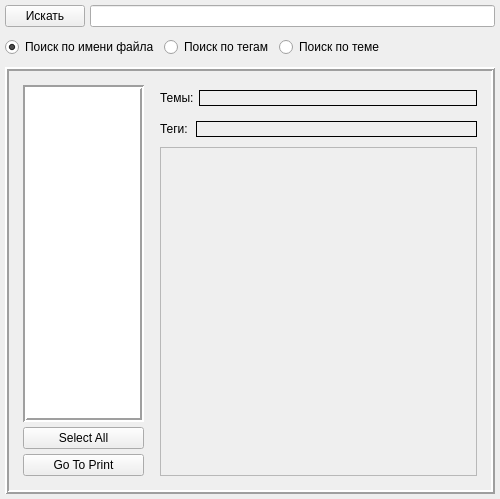
Above: searcherwidget.ui from bort-four/StudentHelper before the change. Below: the same form after it.
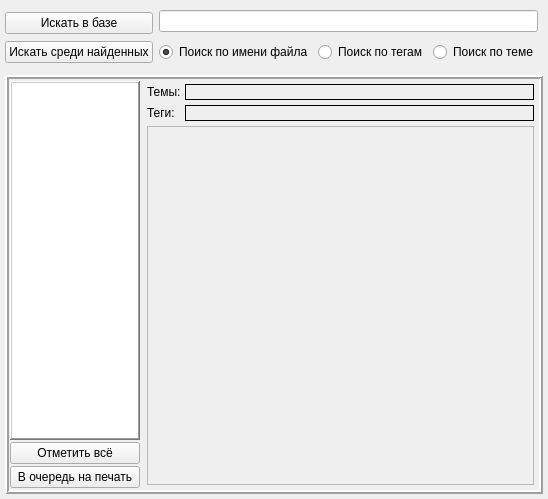
That is the form after the change.

Commit message: Search is improved, trial adding panel

What changed in the file:
```diff
--- a/searcherwidget.ui
+++ b/searcherwidget.ui
@@ -32,9 +32,12 @@
    <property name="bottomMargin">
     <number>5</number>
    </property>
-   <property name="spacing">
+   <property name="horizontalSpacing">
     <number>5</number>
    </property>
+   <property name="verticalSpacing">
+    <number>3</number>
+   </property>
    <item row="2" column="0">
     <widget class="QFrame" name="frame">
      <property name="sizePolicy">
@@ -55,49 +58,100 @@
      <property name="midLineWidth">
       <number>0</number>
      </property>
-     <layout class="QHBoxLayout" name="horizontalLayout_6" stretch="2,5">
+     <layout class="QHBoxLayout" name="horizontalLayout_6" stretch="0,0">
+      <property name="spacing">
+       <number>1</number>
+      </property>
       <property name="sizeConstraint">
        <enum>QLayout::SetDefaultConstraint</enum>
       </property>
+      <property name="leftMargin">
+       <number>0</number>
+      </property>
+      <property name="topMargin">
+       <number>0</number>
+      </property>
+      <property name="rightMargin">
+       <number>0</number>
+      </property>
+      <property name="bottomMargin">
+       <number>0</number>
+      </property>
       <item>
        <layout class="QVBoxLayout" name="verticalLayout_2">
         <property name="spacing">
-         <number>5</number>
+         <number>2</number>
+        </property>
+        <property name="sizeConstraint">
+         <enum>QLayout::SetMinimumSize</enum>
         </property>
         <property name="leftMargin">
-         <number>5</number>
+         <number>1</number>
         </property>
         <property name="topMargin">
-         <number>5</number>
+         <number>2</number>
         </property>
         <property name="rightMargin">
-         <number>5</number>
+         <number>1</number>
         </property>
         <property name="bottomMargin">
-         <number>5</number>
+         <number>2</number>
         </property>
         <item>
          <widget class="QListWidget" name="FoundObjectsList">
+          <property name="sizePolicy">
+           <sizepolicy hsizetype="Minimum" vsizetype="Expanding">
+            <horstretch>0</horstretch>
+            <verstretch>0</verstretch>
+           </sizepolicy>
+          </property>
+          <property name="maximumSize">
+           <size>
+            <width>130</width>
+            <height>16777215</height>
+           </size>
+          </property>
           <property name="frameShape">
-           <enum>QFrame::Box</enum>
+           <enum>QFrame::WinPanel</enum>
           </property>
           <property name="frameShadow">
-           <enum>QFrame::Sunken</enum>
+           <enum>QFrame::Raised</enum>
           </property>
           <property name="lineWidth">
-           <number>2</number>
+           <number>1</number>
+          </property>
+          <property name="currentRow">
+           <number>-1</number>
           </property>
          </widget>
         </item>
         <item>
          <widget class="QPushButton" name="selectAllButton">
+          <property name="sizePolicy">
+           <sizepolicy hsizetype="Minimum" vsizetype="Fixed">
+            <horstretch>0</horstretch>
+            <verstretch>0</verstretch>
+           </sizepolicy>
+          </property>
+          <property name="maximumSize">
+           <size>
+            <width>130</width>
+            <height>16777215</height>
+           </size>
+          </property>
           <property name="text">
-           <string>Select All</string>
+           <string>Отметить всё</string>
           </property>
          </widget>
         </item>
         <item>
-         <widget class="QPushButton" name="printButton">
+         <widget class="QPushButton" name="printQueueButton">
+          <property name="maximumSize">
+           <size>
+            <width>130</width>
+            <height>16777215</height>
+           </size>
+          </property>
           <property name="font">
            <font>
             <weight>50</weight>
@@ -116,7 +170,7 @@
            <string/>
           </property>
           <property name="text">
-           <string>Go To Print</string>
+           <string>В очередь на печать</string>
           </property>
           <property name="autoDefault">
            <bool>false</bool>
@@ -157,16 +211,22 @@
            <number>0</number>
           </property>
           <property name="topMargin">
-           <number>5</number>
+           <number>0</number>
           </property>
           <property name="rightMargin">
            <number>0</number>
           </property>
           <property name="bottomMargin">
-           <number>5</number>
+           <number>0</number>
           </property>
           <item>
            <widget class="QLabel" name="theme_label">
+            <property name="maximumSize">
+             <size>
+              <width>33</width>
+              <height>16777215</height>
+             </size>
+            </property>
             <property name="text">
              <string>Темы:</string>
             </property>
@@ -193,16 +253,22 @@
            <number>0</number>
           </property>
           <property name="topMargin">
-           <number>5</number>
+           <number>0</number>
           </property>
           <property name="rightMargin">
            <number>0</number>
           </property>
           <property name="bottomMargin">
-           <number>5</number>
+           <number>0</number>
           </property>
           <item>
            <widget class="QLabel" name="tags_label_2">
+            <property name="maximumSize">
+             <size>
+              <width>33</width>
+              <height>16777215</height>
+             </size>
+            </property>
             <property name="text">
              <string>Теги:</string>
             </property>
@@ -222,6 +288,12 @@
         </item>
         <item>
          <widget class="QScrollArea" name="FoundObjectsMonitor">
+          <property name="verticalScrollBarPolicy">
+           <enum>Qt::ScrollBarAsNeeded</enum>
+          </property>
+          <property name="sizeAdjustPolicy">
+           <enum>QAbstractScrollArea::AdjustIgnored</enum>
+          </property>
           <property name="widgetResizable">
            <bool>true</bool>
           </property>
@@ -233,8 +305,8 @@
             <rect>
              <x>0</x>
              <y>0</y>
-             <width>315</width>
-             <height>326</height>
+             <width>337</width>
+             <height>355</height>
             </rect>
            </property>
           </widget>
@@ -246,11 +318,31 @@
     </widget>
    </item>
    <item row="0" column="0">
-    <layout class="QHBoxLayout" name="horizontalLayout">
+    <layout class="QHBoxLayout" name="horizontalLayout" stretch="0,0">
      <property name="spacing">
-      <number>5</number>
+      <number>1</number>
      </property>
      <property name="leftMargin">
+      <number>0</number>
+     </property>
+     <property name="rightMargin">
+      <number>0</number>
+     </property>
+     <property name="bottomMargin">
+      <number>0</number>
+     </property>
+     <item>
+      <layout class="QVBoxLayout" name="verticalLayout_3">
+       <property name="spacing">
+        <number>0</number>
+       </property>
+       <property name="sizeConstraint">
+        <enum>QLayout::SetMinimumSize</enum>
+       </property>
+       <property name="leftMargin">
+        <number>0</number>
+       </property>
+       <property name="topMargin">
       <number>0</number>
      </property>
      <property name="rightMargin">
@@ -261,8 +353,14 @@
      </property>
      <item>
       <widget class="QPushButton" name="find_button">
+         <property name="sizePolicy">
+          <sizepolicy hsizetype="Minimum" vsizetype="Fixed">
+           <horstretch>0</horstretch>
+           <verstretch>0</verstretch>
+          </sizepolicy>
+         </property>
        <property name="text">
-        <string>Искать</string>
+          <string>Искать в базе</string>
        </property>
        <property name="default">
         <bool>false</bool>
@@ -272,6 +370,32 @@
        </property>
       </widget>
      </item>
+       <item>
+        <widget class="QPushButton" name="local_find_button">
+         <property name="text">
+          <string>Искать среди найденных</string>
+         </property>
+        </widget>
+       </item>
+      </layout>
+     </item>
+     <item>
+      <layout class="QVBoxLayout" name="verticalLayout_4">
+       <property name="spacing">
+        <number>5</number>
+       </property>
+       <property name="leftMargin">
+        <number>5</number>
+       </property>
+       <property name="topMargin">
+        <number>5</number>
+       </property>
+       <property name="rightMargin">
+        <number>5</number>
+       </property>
+       <property name="bottomMargin">
+        <number>5</number>
+       </property>
      <item>
       <widget class="QLineEdit" name="query_text_line">
        <property name="sizePolicy">
@@ -288,9 +412,7 @@
        </property>
       </widget>
      </item>
-    </layout>
-   </item>
-   <item row="1" column="0">
+       <item>
     <layout class="QHBoxLayout" name="horizontalLayout_7" stretch="1,1,1,0">
      <property name="topMargin">
       <number>5</number>
@@ -334,6 +456,10 @@
         </size>
        </property>
       </spacer>
+         </item>
+        </layout>
+       </item>
+      </layout>
      </item>
     </layout>
    </item>
```
Left out of the diff: 2 changed lines with no effect on the pictures. Lines whose indentation alone changed are shown as unchanged. The commit also changes 11 other files.
